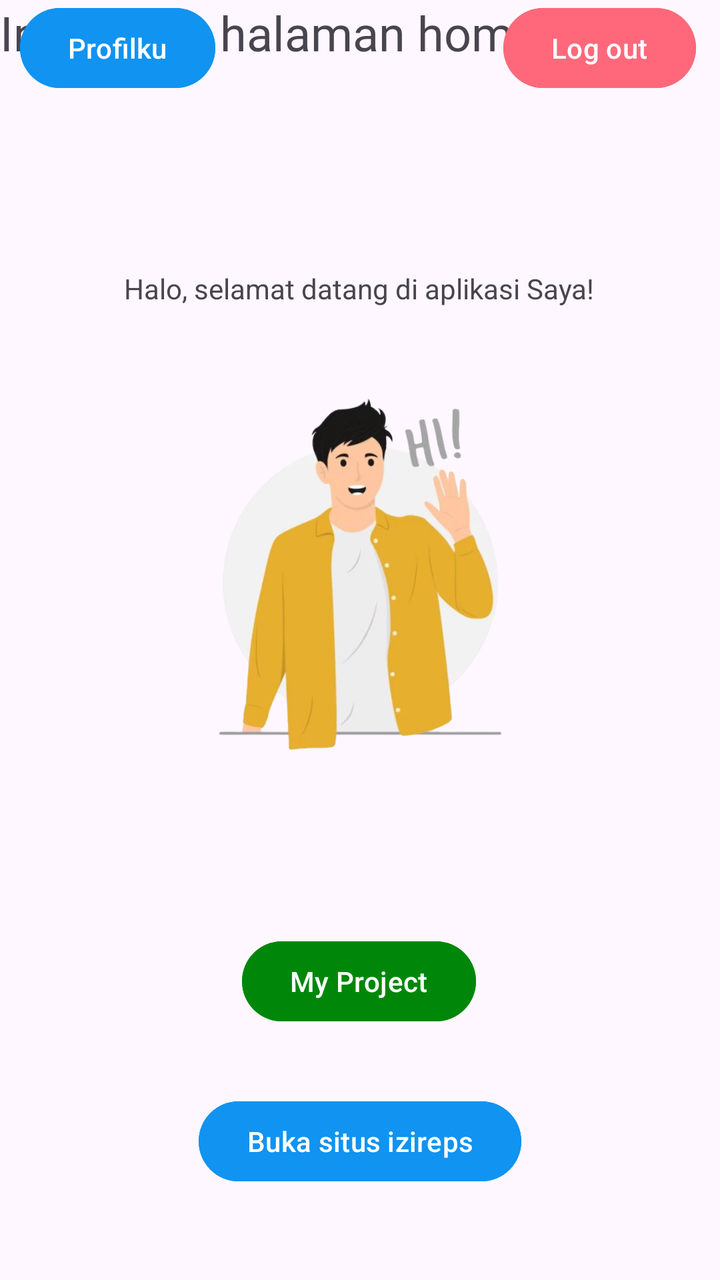
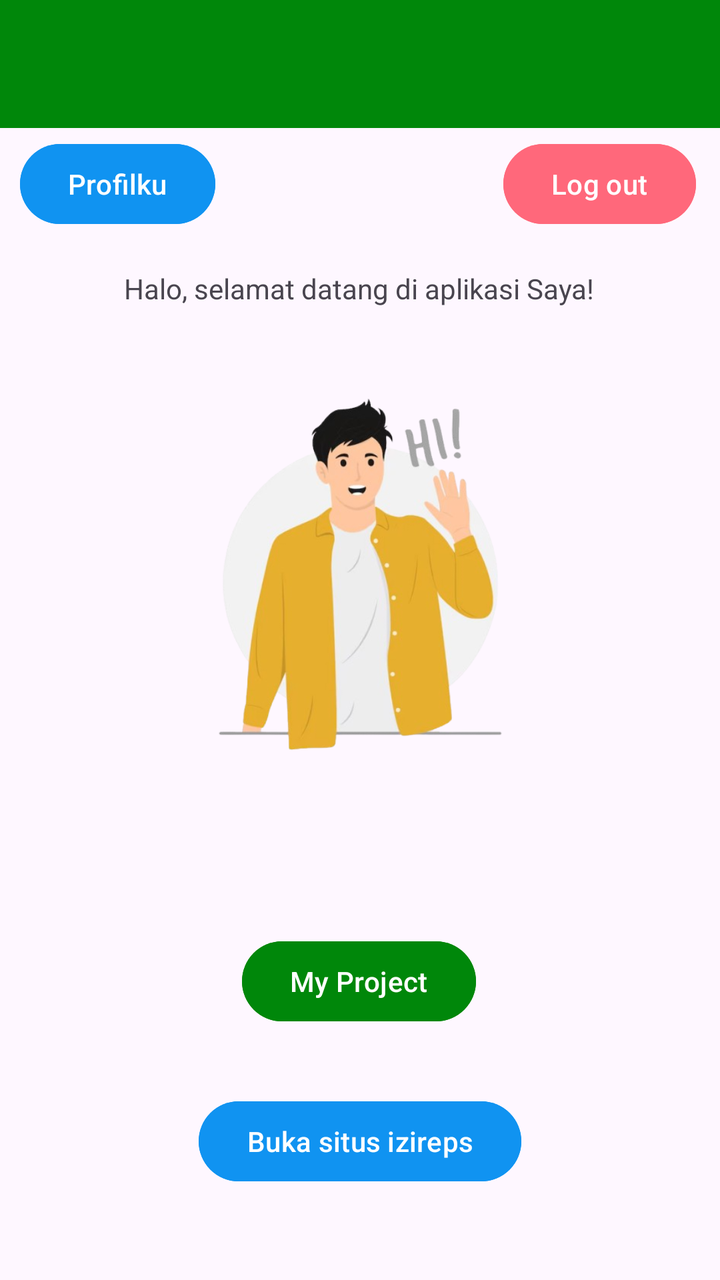

The first picture is an Android layout as it rendered before a commit; the second is the same layout after the commit. The layout source and the unified diff follow.
<!-- AndroidManifest.xml: application theme Theme.Mrstango -->
<!-- res/layout/fragment_home.xml -->
<?xml version="1.0" encoding="utf-8"?>
<androidx.constraintlayout.widget.ConstraintLayout xmlns:android="http://schemas.android.com/apk/res/android"
    xmlns:tools="http://schemas.android.com/tools"
    android:layout_width="match_parent"
    android:layout_height="match_parent"
    xmlns:app="http://schemas.android.com/apk/res-auto"
    tools:context=".Home.HomeFragment">

    
    <TextView
        android:layout_width="match_parent"
        android:layout_height="match_parent"
        android:fontFamily="@font/commissioner_regular"
        android:textSize="24dp"
        android:text="Ini adalah halaman home" />

    <TextView
        android:id="@+id/textView"
        android:layout_width="wrap_content"
        android:layout_height="wrap_content"
        android:text="Halo, selamat datang di aplikasi Saya!"
        app:layout_constraintBottom_toBottomOf="parent"
        app:layout_constraintEnd_toEndOf="parent"
        app:layout_constraintHorizontal_bias="0.497"
        app:layout_constraintStart_toStartOf="parent"
        app:layout_constraintTop_toTopOf="parent"
        app:layout_constraintVertical_bias="0.217" />

    <Button
        android:id="@+id/btnMyProject"
        android:layout_width="wrap_content"
        android:layout_height="wrap_content"
        android:layout_marginTop="84dp"
        android:backgroundTint="#00870A"
        android:text="My Project"
        app:layout_constraintEnd_toEndOf="parent"
        app:layout_constraintHorizontal_bias="0.498"
        app:layout_constraintStart_toStartOf="parent"
        app:layout_constraintTop_toBottomOf="@+id/imageView" />

    <ImageView
        android:id="@+id/imageView"
        android:layout_width="191dp"
        android:layout_height="197dp"
        android:layout_marginTop="32dp"
        app:layout_constraintEnd_toEndOf="parent"
        app:layout_constraintStart_toStartOf="parent"
        app:layout_constraintTop_toBottomOf="@+id/textView"
        app:srcCompat="@drawable/hai" />

    <Button
        android:id="@+id/btnToWebView"
        android:layout_width="wrap_content"
        android:layout_height="wrap_content"
        android:layout_marginTop="32dp"
        android:backgroundTint="@color/blue_100"
        android:text="Buka situs izireps"
        app:layout_constraintEnd_toEndOf="parent"
        app:layout_constraintStart_toStartOf="parent"
        app:layout_constraintTop_toBottomOf="@+id/btnMyProject" />

    <Button
        android:id="@+id/btnLogout"
        android:layout_width="wrap_content"
        android:layout_height="wrap_content"
        android:layout_marginTop="4dp"
        android:backgroundTint="@color/light_red"
        android:text="Log out"
        app:layout_constraintEnd_toEndOf="parent"
        app:layout_constraintHorizontal_bias="0.955"
        app:layout_constraintStart_toStartOf="parent"
        app:layout_constraintTop_toBottomOf="@+id/toolbar" />

    <Button
        android:id="@+id/btnProfile"
        android:layout_width="wrap_content"
        android:layout_height="wrap_content"
        android:layout_marginTop="4dp"
        android:backgroundTint="@color/blue_100"
        android:text="Profilku"
        app:layout_constraintEnd_toEndOf="parent"
        app:layout_constraintHorizontal_bias="0.038"
        app:layout_constraintStart_toStartOf="parent"
        app:layout_constraintTop_toBottomOf="@+id/toolbar" />

</androidx.constraintlayout.widget.ConstraintLayout>
<!-- resources referenced by this layout -->
<resources>
  <color name="blue_100">#1093f1</color>
  <color name="light_red">#FF687B</color>
  <!-- drawable hai: png bitmap (drawable, 138639 bytes) -->
  <style name="Theme.Mrstango" parent="Base.Theme.Mrstango" />
  <style name="Base.Theme.Mrstango" parent="Theme.Material3.DayNight.NoActionBar">
          
          
      </style>
</resources>

<!-- the commit's change to res/layout/fragment_home.xml (unified diff, before → after) -->
@@ -6,13 +6,18 @@
     xmlns:app="http://schemas.android.com/apk/res-auto"
     tools:context=".Home.HomeFragment">
 
-    
-    <TextView
+    <androidx.appcompat.widget.Toolbar
+        android:id="@+id/toolbar"
         android:layout_width="match_parent"
-        android:layout_height="match_parent"
-        android:fontFamily="@font/commissioner_regular"
-        android:textSize="24dp"
-        android:text="Ini adalah halaman home" />
+        android:layout_height="?attr/actionBarSize"
+        android:background="?attr/colorPrimary"
+        android:backgroundTint="@color/dark_green"
+        app:layout_constraintEnd_toEndOf="parent"
+        app:layout_constraintStart_toStartOf="parent"
+        app:layout_constraintTop_toTopOf="parent"
+        app:subtitleTextColor="@android:color/white"
+        app:titleTextColor="@android:color/white"
+        app:layout_scrollFlags="enterAlways|scroll"/>
 
     <TextView
         android:id="@+id/textView"
<!-- resource entries referenced after the edit -->
@@ -1,6 +1,7 @@
 <!-- resources referenced by this layout -->
 <resources>
   <color name="blue_100">#1093f1</color>
+  <color name="dark_green">#00870A</color>
   <color name="light_red">#FF687B</color>
   <!-- drawable hai: png bitmap (drawable, 138639 bytes) -->
   <style name="Theme.Mrstango" parent="Base.Theme.Mrstango" />
